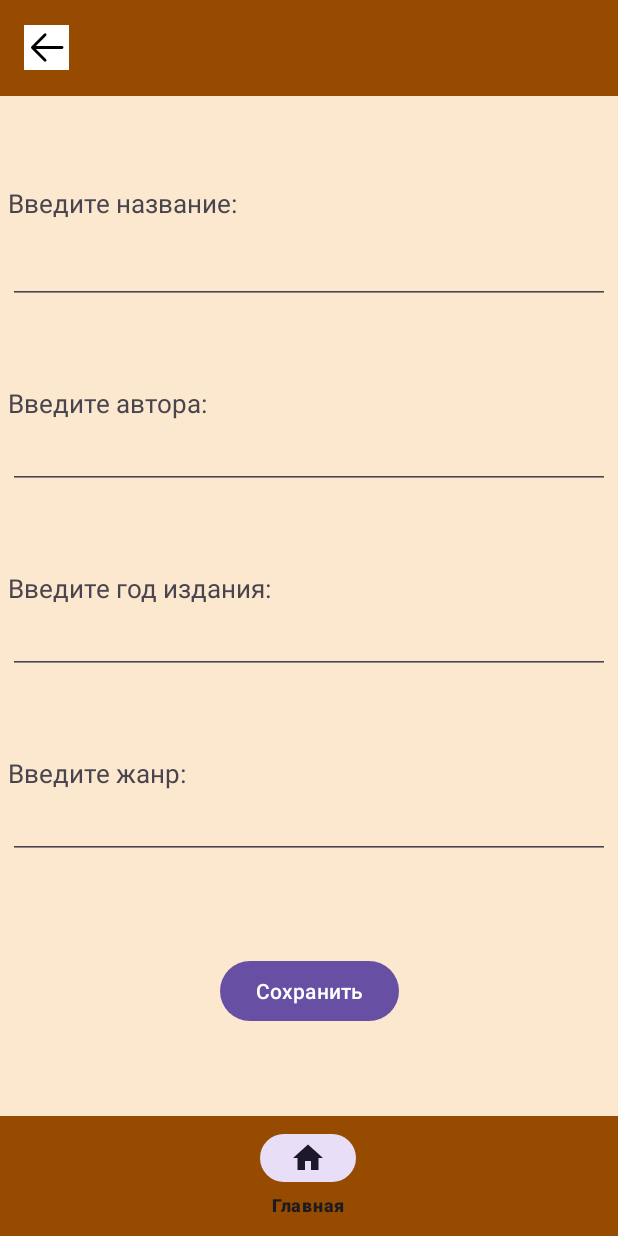
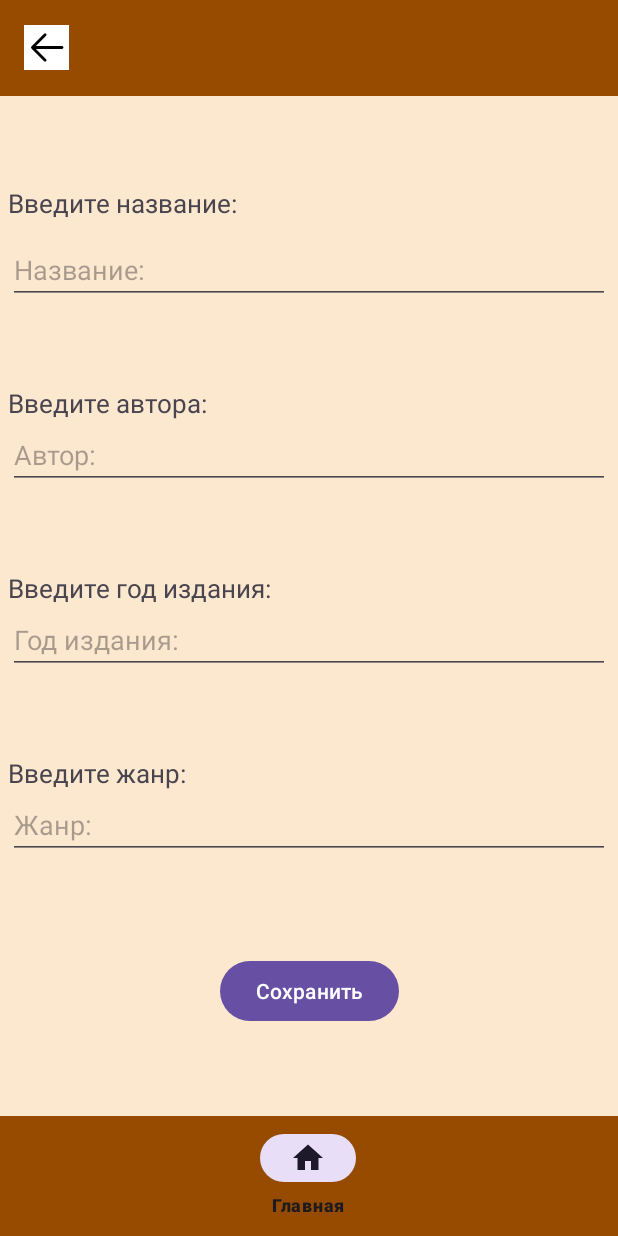
Before and after one commit to yevgn/Laba2, an Android app: the EditBookInfo screen opened through its navigation route, on a phone screen of 412 x 824 dp. Run offline under Robolectric (Android 15) with nearby library versions, the phone set to English and light mode, and no system bars.

Commit message:
lab3 final commit

```diff
--- a/app/src/main/java/ru/antonov/laba2/entity/Book.kt
+++ b/app/src/main/java/ru/antonov/laba2/entity/Book.kt
@@ -10,5 +10,4 @@ data class Book(var name: String, var author: String, var year: Int,
     companion object{
         private val count: AtomicInteger = AtomicInteger(0)
     }
-
 }
--- a/app/src/main/java/ru/antonov/laba2/screens/addbook/presenter/PresenterImpl.kt
+++ b/app/src/main/java/ru/antonov/laba2/screens/addbook/presenter/PresenterImpl.kt
@@ -12,6 +12,7 @@ class PresenterImpl(
     private val view: View?,
     private val model: Model
 ) : Presenter {
+
     override fun onSaveButtonClick(b: Book) {
         model.postBook(b)
         MAIN.navController.navigate(R.id.action_addBook_to_bookList)
--- a/app/src/main/java/ru/antonov/laba2/screens/addbook/view/AddBook.kt
+++ b/app/src/main/java/ru/antonov/laba2/screens/addbook/view/AddBook.kt
@@ -18,7 +18,6 @@ import ru.antonov.laba2.model.ModelImpl
 class AddBook : Fragment(), ru.antonov.laba2.screens.addbook.view.View {
 
     private lateinit var binding : FragmentAddBookBinding
-    //private val dataModel : DataModel by activityViewModels()
     private var presenter: Presenter? = null
 
     override fun onCreateView(
--- a/app/src/main/java/ru/antonov/laba2/screens/bookinfo/view/BookInfo.kt
+++ b/app/src/main/java/ru/antonov/laba2/screens/bookinfo/view/BookInfo.kt
@@ -45,5 +45,4 @@ class BookInfo : Fragment(), ru.antonov.laba2.screens.bookinfo.view.View {
         binding.bookYearTv.text = b.year.toString()
         binding.bookGenreTv.text = b.genre
     }
-
 }
--- a/app/src/main/java/ru/antonov/laba2/screens/booklist/view/CustomAdapter.kt
+++ b/app/src/main/java/ru/antonov/laba2/screens/booklist/view/CustomAdapter.kt
@@ -2,12 +2,9 @@ package ru.antonov.laba2.screens.booklist.view
 
 import android.annotation.SuppressLint
 import android.view.LayoutInflater
-import android.view.View
 import android.view.ViewGroup
-import android.widget.ImageButton
-import android.widget.TextView
 import androidx.recyclerview.widget.RecyclerView
-import ru.antonov.laba2.R
+import ru.antonov.laba2.databinding.BookListItemBinding
 import ru.antonov.laba2.entity.Book
 
 private var books: MutableList<Book> = mutableListOf()
@@ -22,21 +19,18 @@ class CustomAdapter(bookList: MutableList<Book>) :
         books = bookList
     }
 
-   class CustomViewHolder(itemView : View) : RecyclerView.ViewHolder(itemView){
-       val tvBookName = itemView.findViewById<TextView>(R.id.book_name)
-       val ibDeleteBook = itemView.findViewById<ImageButton>(R.id.delete_book)
+   class CustomViewHolder(val binding: BookListItemBinding) : RecyclerView.ViewHolder(binding.root){
 
        fun setDelButtonOnClickListener(listener: OnClickListener?) {
-           this.ibDeleteBook.setOnClickListener{
+           binding.deleteBook.setOnClickListener{
                listener?.onClick(adapterPosition, books[adapterPosition])
            }
        }
    }
 
    override fun onCreateViewHolder(parent: ViewGroup, viewType: Int): CustomViewHolder {
-       val view = LayoutInflater.from(parent.context)
-           .inflate(R.layout.book_list_item, parent, false)
-       return CustomViewHolder(view)
+       val binding = BookListItemBinding.inflate(LayoutInflater.from(parent.context), parent, false)
+       return CustomViewHolder(binding)
    }
 
    override fun getItemCount(): Int {
@@ -45,7 +39,7 @@ class CustomAdapter(bookList: MutableList<Book>) :
 
    override fun onBindViewHolder(holder: CustomViewHolder, position: Int) {
        val item = books[position]
-       holder.tvBookName.text = item.name
+       holder.binding.bookName.text = item.name
 
        holder.itemView.setOnClickListener{
            itemOnClickListener?.onClick(position, books[position])
@@ -72,5 +66,4 @@ class CustomAdapter(bookList: MutableList<Book>) :
         books.addAll(bookList)
         notifyDataSetChanged()
     }
-
 }
--- a/app/src/main/java/ru/antonov/laba2/screens/editbook/view/EditBookInfo.kt
+++ b/app/src/main/java/ru/antonov/laba2/screens/editbook/view/EditBookInfo.kt
@@ -49,9 +49,8 @@ class EditBookInfo : Fragment(), ru.antonov.laba2.screens.editbook.view.View {
                     context, "Остались незаполненные поля", Toast.LENGTH_SHORT
                 ).show()
             } else{
-                val newBook = Book(newName,newAuthor, newYear.toInt(), newGenre )
                 Toast.makeText(context, "Данные были редактированы", Toast.LENGTH_SHORT).show()
-                presenter?.onSaveButtonClick(newBook)
+                presenter?.onSaveButtonClick(Book(newName,newAuthor, newYear.toInt(), newGenre ))
             }
         }
     }
--- a/app/src/main/res/layout/fragment_edit_book_info.xml
+++ b/app/src/main/res/layout/fragment_edit_book_info.xml
@@ -32,7 +32,9 @@
         <EditText
             android:id="@+id/book_name_et"
             android:layout_width="match_parent"
-            android:layout_height="wrap_content"/>
+            android:layout_height="wrap_content"
+            android:hint="@string/book_name_label"
+            android:inputType="text"/>
 
     </LinearLayout>
 
@@ -60,7 +62,9 @@
         <EditText
             android:id="@+id/book_author_et"
             android:layout_width="match_parent"
-            android:layout_height="wrap_content"/>
+            android:layout_height="wrap_content"
+            android:hint="@string/book_author_label"
+            android:inputType="text"/>
 
     </LinearLayout>
 
@@ -88,7 +92,9 @@
         <EditText
             android:id="@+id/book_year_et"
             android:layout_width="match_parent"
-            android:layout_height="wrap_content" />
+            android:layout_height="wrap_content"
+            android:hint="@string/book_year_label"
+            android:inputType="number"/>
 
     </LinearLayout>
 
@@ -115,7 +121,9 @@
         <EditText
             android:id="@+id/book_genre_et"
             android:layout_width="match_parent"
-            android:layout_height="wrap_content"/>
+            android:layout_height="wrap_content"
+            android:hint="@string/book_genre_label"
+            android:inputType="text"/>
 
     </LinearLayout>
 
```
Also changed, not shown: app/src/main/res/layout/fragment_add_book.xml (+16 -4 lines).
